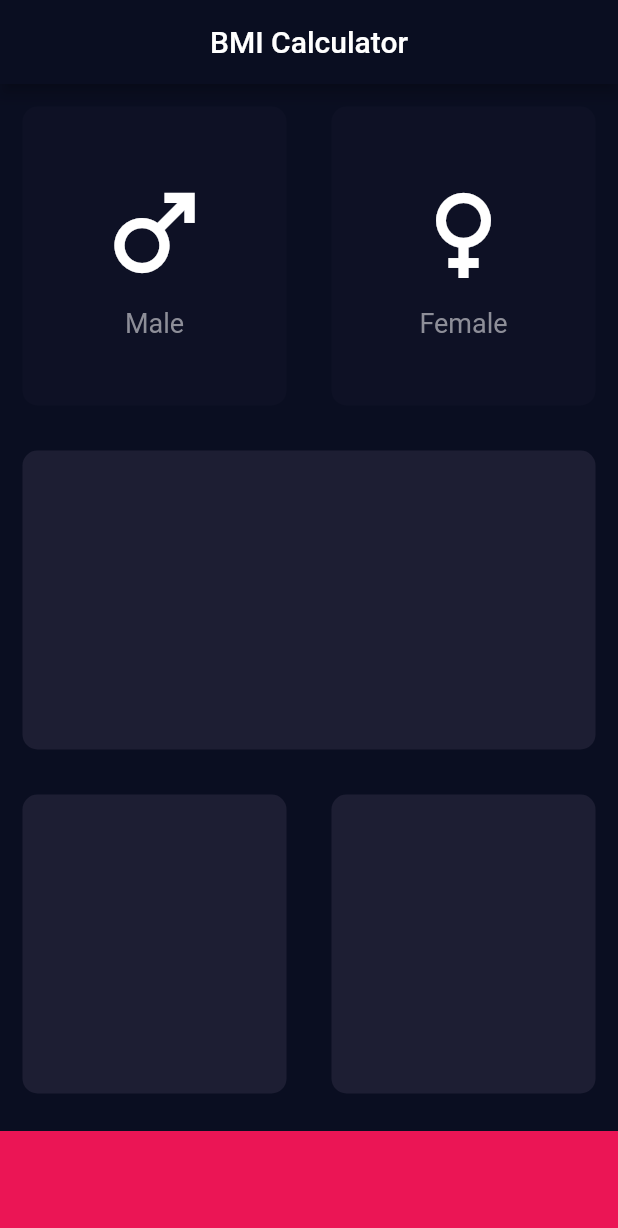
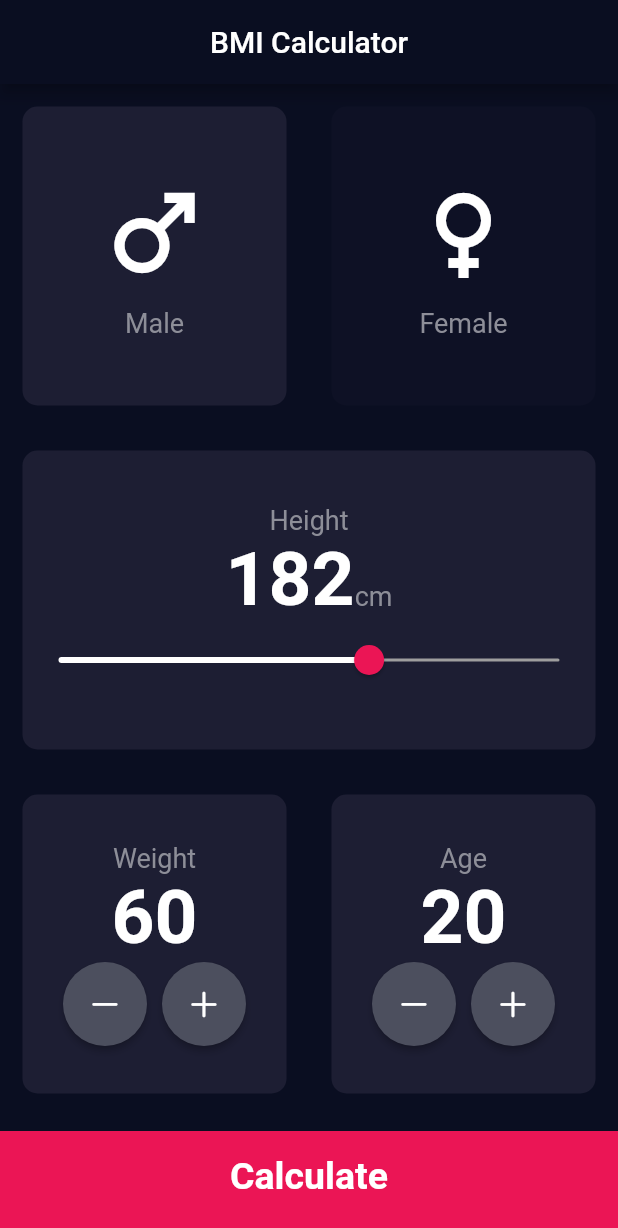
Before and after one commit to Mustansar0786/BMI-Calculator, a Flutter app: the screen it shows after launch, on a phone screen of 412 x 824 dp. Shown: the top 1228 px of the screen. Run offline on Flutter 3.47's test engine with Material 2 defaults, Android fonts, the phone set to English and light mode, and no system bars.

Commit message:
app compeletd

```diff
--- /dev/null
+++ b/lib/calculator_brain.dart
@@ -0,0 +1,37 @@
+import 'dart:math';
+
+class CalculatorBrain {
+  final int bmiHeight;
+  final int bmiWeight;
+  double _bmi = 0.0;
+
+  CalculatorBrain(
+    this.bmiHeight,
+    this.bmiWeight,
+  );
+
+  String bmiNo() {
+    _bmi = bmiWeight / pow((bmiHeight / 100), 2);
+    return _bmi.toStringAsFixed(1);
+  }
+
+  String bmiText() {
+    if (_bmi >= 25) {
+      return "Overweight";
+    } else if (_bmi > 18) {
+      return "Normal";
+    } else {
+      return "Underweight";
+    }
+  }
+
+  String bmiInterpretation() {
+    if (_bmi >= 25) {
+      return "Do some excercise daily.So you can loss your weight";
+    } else if (_bmi > 18) {
+      return "Good, you are normal";
+    } else {
+      return "Eat some food and vagitable to gain the weight";
+    }
+  }
+}
--- /dev/null
+++ b/lib/compnents/bottom_button.dart
@@ -0,0 +1,31 @@
+import 'package:bmi_calculator/constants.dart';
+import 'package:flutter/material.dart';
+
+class BottomButton extends StatelessWidget {
+  const BottomButton({
+    Key? key,
+    required this.buttonTitle,
+    required this.onTap,
+  }) : super(key: key);
+
+  final String buttonTitle;
+  final VoidCallback onTap;
+
+  @override
+  Widget build(BuildContext context) {
+    return GestureDetector(
+      onTap: onTap,
+      child: Container(
+          padding: const EdgeInsets.only(bottom: 10.0),
+          alignment: AlignmentDirectional.center,
+          child: Text(
+            buttonTitle,
+            style: kLargeButtonTextStyle,
+          ),
+          width: double.infinity,
+          margin: const EdgeInsets.only(top: 10),
+          height: kBottemContainerHeight,
+          color: kBattomContainerColor),
+    );
+  }
+}
--- a/lib/icon_content.dart
+++ b/lib/compnents/icon_content.dart
@@ -1,3 +1,4 @@
+import 'package:bmi_calculator/constants.dart';
 import 'package:flutter/material.dart';
 
 class IconContent extends StatelessWidget {
@@ -23,7 +24,7 @@ class IconContent extends StatelessWidget {
         ),
         Text(
           label,
-          style: const TextStyle(color: Color(0xff8d8e98), fontSize: 18),
+          style: kLabelTextStyle,
         )
       ],
     );
--- /dev/null
+++ b/lib/compnents/reuseable_card.dart
@@ -0,0 +1,23 @@
+import 'package:flutter/material.dart';
+
+class ReuseableCard extends StatelessWidget {
+  final Color colour;
+  final Widget cardChild;
+  final VoidCallback? onPress;
+  const ReuseableCard(
+      {Key? key, required this.colour, required this.cardChild, this.onPress})
+      : super(key: key);
+
+  @override
+  Widget build(BuildContext context) {
+    return GestureDetector(
+      onTap: onPress,
+      child: Container(
+        child: cardChild,
+        margin: const EdgeInsets.all(15),
+        decoration: BoxDecoration(
+            borderRadius: BorderRadius.circular(10), color: colour),
+      ),
+    );
+  }
+}
--- /dev/null
+++ b/lib/compnents/rounded_icon_button.dart
@@ -0,0 +1,22 @@
+import 'package:flutter/material.dart';
+
+class RoundedIconButton extends StatelessWidget {
+  // ignore: use_key_in_widget_constructors
+  const RoundedIconButton({
+    required this.icon,
+    required this.onPressed,
+  });
+
+  final IconData icon;
+  final VoidCallback onPressed;
+  @override
+  Widget build(BuildContext context) {
+    return RawMaterialButton(
+      onPressed: onPressed,
+      shape: const CircleBorder(),
+      child: Icon(icon),
+      fillColor: const Color(0xff4c4f5e),
+      constraints: const BoxConstraints(minHeight: 56, minWidth: 56),
+    );
+  }
+}
--- /dev/null
+++ b/lib/constants.dart
@@ -0,0 +1,13 @@
+import 'package:flutter/material.dart';
+
+const kBottemContainerHeight = 70.0;
+const kActiveCardColor = Color(0xff1d1e33);
+const kInactiveCardColor = Color.fromARGB(50, 29, 30, 51);
+const kBattomContainerColor = Color(0xffeb1555);
+
+const kLabelTextStyle = TextStyle(color: Color(0xff8d8e98), fontSize: 18);
+const kNumberTextStyle = TextStyle(fontSize: 50, fontWeight: FontWeight.w700);
+const kLargeButtonTextStyle = TextStyle(
+  fontWeight: FontWeight.bold,
+  fontSize: 25,
+);
--- a/lib/input_page.dart
+++ /dev/null
@@ -1,96 +0,0 @@
-import 'package:bmi_calculator/icon_content.dart';
-import 'package:bmi_calculator/reuseable_card.dart';
-import 'package:flutter/material.dart';
-
-const bottemContainerHeight = 70.0;
-const activeCardColor = Color(0xff1d1e33);
-const inactiveCardColor = Color.fromARGB(50, 29, 30, 51);
-const battomContainerColor = Color(0xffeb1555);
-enum Gender { male, female }
-
-class InputPage extends StatefulWidget {
-  const InputPage({Key? key}) : super(key: key);
-
-  @override
-  State<InputPage> createState() => _InputPageState();
-}
-
-class _InputPageState extends State<InputPage> {
-  updateCard(Gender gender) {
-    if (gender == Gender.male) {
-      maleCardColor = activeCardColor;
-      femaleCardColor = inactiveCardColor;
-    } else {
-      maleCardColor = inactiveCardColor;
-      femaleCardColor = activeCardColor;
-    }
-  }
-
-  Color maleCardColor = inactiveCardColor;
-  Color femaleCardColor = inactiveCardColor;
-
-  @override
-  Widget build(BuildContext context) {
-    return Scaffold(
-        appBar: AppBar(
-          centerTitle: true,
-          title: const Text("BMI Calculator"),
-        ),
-        body: Column(
-          children: [
-            Expanded(
-                child: Row(
-              children: <Widget>[
-                Expanded(
-                  child: GestureDetector(
-                    onTap: () {
-                      setState(() {
-                        updateCard(Gender.male);
-                      });
-                    },
-                    child: ReuseableCard(
-                      colour: maleCardColor,
-                      cardChild:
-                          const IconContent(icon: Icons.male, label: "Male"),
-                    ),
-                  ),
-                ),
-                Expanded(
-                  child: GestureDetector(
-                    onTap: () => setState(() {
-                      updateCard(Gender.female);
-                    }),
-                    child: ReuseableCard(
-                        colour: femaleCardColor,
-                        cardChild: const IconContent(
-                            icon: Icons.female, label: "Female")),
-                  ),
-                )
-              ],
-            )),
-            const Expanded(
-                child: ReuseableCard(
-              colour: activeCardColor,
-              cardChild: Center(),
-            )),
-            Expanded(
-                child: Row(
-              children: const <Widget>[
-                Expanded(
-                    child: ReuseableCard(
-                        colour: activeCardColor, cardChild: Center())),
-                Expanded(
-                  child: ReuseableCard(
-                      colour: activeCardColor, cardChild: Center()),
-                )
-              ],
-            )),
-            Container(
-                width: double.infinity,
-                margin: const EdgeInsets.only(top: 10),
-                height: bottemContainerHeight,
-                color: battomContainerColor)
-          ],
-        ));
-  }
-}
--- a/lib/main.dart
+++ b/lib/main.dart
@@ -1,4 +1,4 @@
-import 'package:bmi_calculator/input_page.dart';
+import 'package:bmi_calculator/screens/input_page.dart';
 import 'package:flutter/material.dart';
 
 void main() {
--- a/lib/reuseable_card.dart
+++ /dev/null
@@ -1,19 +0,0 @@
-import 'package:flutter/material.dart';
-
-class ReuseableCard extends StatelessWidget {
-  final Color colour;
-  final Widget cardChild;
-
-  const ReuseableCard({Key? key, required this.colour, required this.cardChild})
-      : super(key: key);
-
-  @override
-  Widget build(BuildContext context) {
-    return Container(
-      child: cardChild,
-      margin: const EdgeInsets.all(15),
-      decoration:
-          BoxDecoration(borderRadius: BorderRadius.circular(10), color: colour),
-    );
-  }
-}
--- /dev/null
+++ b/lib/screens/input_page.dart
@@ -0,0 +1,204 @@
+import 'package:bmi_calculator/calculator_brain.dart';
+import 'package:bmi_calculator/compnents/icon_content.dart';
+import 'package:flutter/cupertino.dart';
+import 'package:flutter/material.dart';
+
+import '../compnents/bottom_button.dart';
+import '../compnents/reuseable_card.dart';
+import '../compnents/rounded_icon_button.dart';
+import '../constants.dart';
+import 'result_page.dart';
+
+enum Gender { male, female }
+
+class InputPage extends StatefulWidget {
+  const InputPage({Key? key}) : super(key: key);
+
+  @override
+  State<InputPage> createState() => _InputPageState();
+}
+
+class _InputPageState extends State<InputPage> {
+  Gender selectedGender = Gender.male;
+  int height = 182;
+  int wieght = 60;
+  int age = 20;
+
+  @override
+  Widget build(BuildContext context) {
+    return Scaffold(
+      appBar: AppBar(
+        centerTitle: true,
+        title: const Text("BMI Calculator"),
+      ),
+      body: Column(
+        children: [
+          Expanded(
+              child: Row(
+            children: <Widget>[
+              Expanded(
+                child: GestureDetector(
+                  onTap: () {
+                    setState(() {
+                      selectedGender = Gender.male;
+                    });
+                  },
+                  child: ReuseableCard(
+                    colour: selectedGender == Gender.male
+                        ? kActiveCardColor
+                        : kInactiveCardColor,
+                    cardChild:
+                        const IconContent(icon: Icons.male, label: "Male"),
+                  ),
+                ),
+              ),
+              Expanded(
+                child: ReuseableCard(
+                    onPress: () => setState(() {
+                          selectedGender = Gender.female;
+                        }),
+                    colour: selectedGender == Gender.female
+                        ? kActiveCardColor
+                        : kInactiveCardColor,
+                    cardChild:
+                        const IconContent(icon: Icons.female, label: "Female")),
+              ),
+            ],
+          )),
+          Expanded(
+              child: ReuseableCard(
+            colour: kActiveCardColor,
+            cardChild:
+                Column(mainAxisAlignment: MainAxisAlignment.center, children: [
+              const Text("Height", style: kLabelTextStyle),
+              Row(
+                mainAxisAlignment: MainAxisAlignment.center,
+                crossAxisAlignment: CrossAxisAlignment.baseline,
+                textBaseline: TextBaseline.alphabetic,
+                children: [
+                  Text(height.toString(), style: kNumberTextStyle),
+                  const Text(
+                    "cm",
+                    style: kLabelTextStyle,
+                  )
+                ],
+              ),
+              SliderTheme(
+                data: SliderTheme.of(context).copyWith(
+                    trackHeight: 2,
+                    activeTrackColor: Colors.white,
+                    inactiveTrackColor: Colors.grey,
+                    thumbColor: kBattomContainerColor,
+                    overlayColor: const Color(0x1feb1555)),
+                child: Slider(
+                    min: 120,
+                    max: 220,
+                    value: height.toDouble(),
+                    onChanged: (double newValue) {
+                      setState(() {
+                        height = newValue.round();
+                      });
+                    }),
+              )
+            ]),
+          )),
+          Expanded(
+              child: Row(
+            children: <Widget>[
+              Expanded(
+                child: ReuseableCard(
+                    colour: kActiveCardColor,
+                    cardChild: Column(
+                      mainAxisAlignment: MainAxisAlignment.center,
+                      children: [
+                        const Text("Weight", style: kLabelTextStyle),
+                        Text(
+                          wieght.toString(),
+                          style: kNumberTextStyle,
+                        ),
+                        Row(
+                          mainAxisAlignment: MainAxisAlignment.center,
+                          children: [
+                            RoundedIconButton(
+                              onPressed: () {
+                                setState(() {
+                                  wieght--;
+                                });
+                              },
+                              icon: CupertinoIcons.minus,
+                            ),
+                            const SizedBox(
+                              width: 10,
+                            ),
+                            RoundedIconButton(
+                              onPressed: () {
+                                setState(() {
+                                  wieght++;
+                                });
+                              },
+                              icon: CupertinoIcons.add,
+                            )
+                          ],
+                        )
+                      ],
+                    )),
+              ),
+              Expanded(
+                child: ReuseableCard(
+                    colour: kActiveCardColor,
+                    cardChild: Column(
+                      mainAxisAlignment: MainAxisAlignment.center,
+                      children: [
+                        const Text("Age", style: kLabelTextStyle),
+                        Text(
+                          age.toString(),
+                          style: kNumberTextStyle,
+                        ),
+                        Row(
+                          mainAxisAlignment: MainAxisAlignment.center,
+                          children: [
+                            RoundedIconButton(
+                              onPressed: () {
+                                setState(() {
+                                  age--;
+                                });
+                              },
+                              icon: CupertinoIcons.minus,
+                            ),
+                            const SizedBox(
+                              width: 10,
+                            ),
+                            RoundedIconButton(
+                              onPressed: () {
+                                setState(() {
+                                  age++;
+                                });
+                              },
+                              icon: CupertinoIcons.add,
+                            )
+                          ],
+                        )
+                      ],
+                    )),
+              )
+            ],
+          )),
+          BottomButton(
+            buttonTitle: "Calculate",
+            onTap: () {
+              CalculatorBrain cal = CalculatorBrain(height, wieght);
+              Navigator.push(
+                  context,
+                  MaterialPageRoute(
+                      builder: (context) => Results(
+                            interpretatin: cal.bmiInterpretation(),
+                            resultNo: cal.bmiNo(),
+                            resultText: cal.bmiText(),
+                          )));
+            },
+          )
+        ],
+      ),
+    );
+  }
+}
```
Also changed, not shown: lib/screens/result_page.dart (added, +74 -0 lines).
